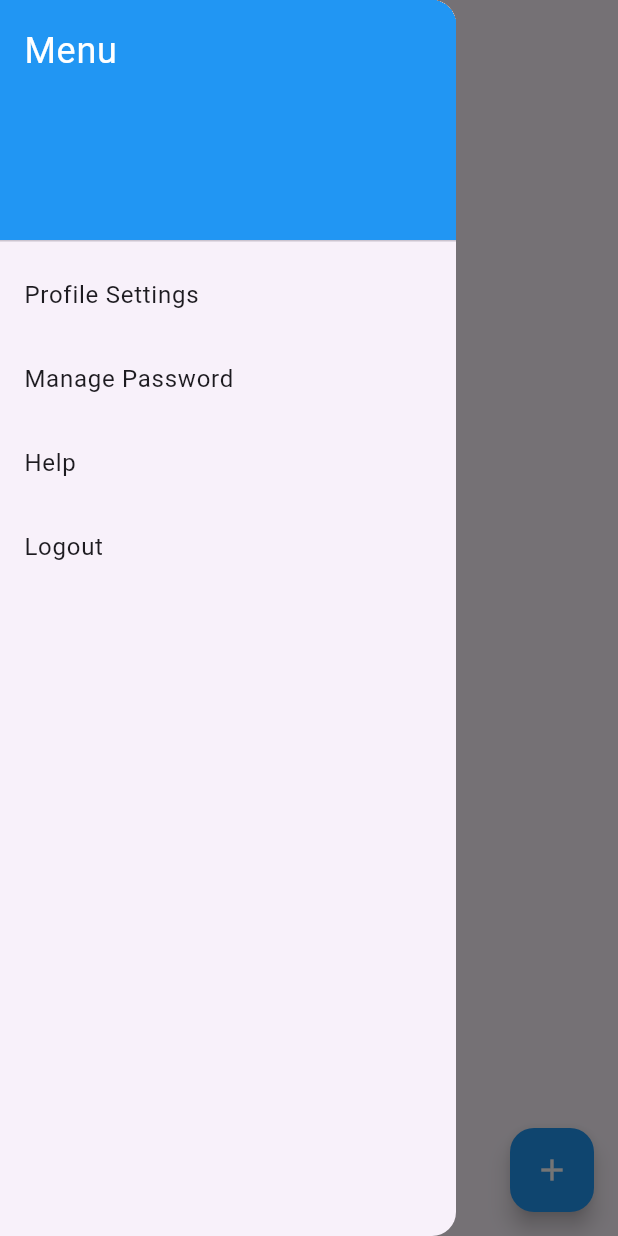
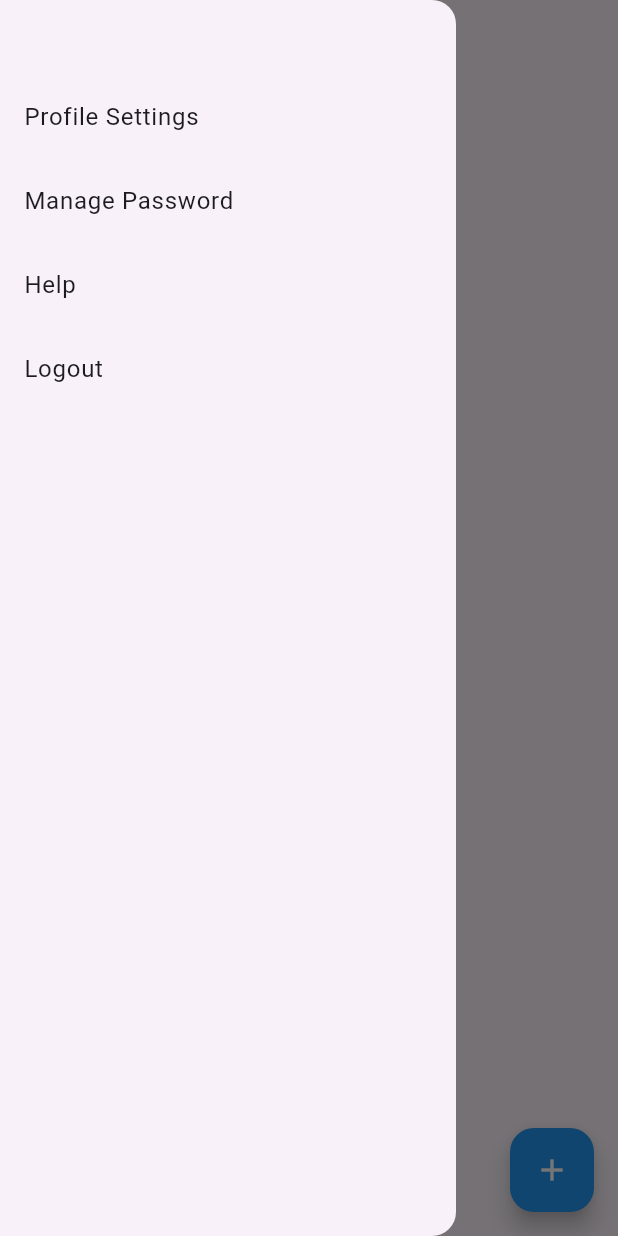
Before and after one commit to singhrishabh93/ios_appointment_app, a Flutter app: the Home screen opened directly, with the side drawer open, on a phone screen of 412 x 824 dp. Run offline on Flutter 3.47's test engine with Material 3 defaults, Android fonts, the phone set to English and light mode, and no system bars; our stand-ins replace cloud_firestore, firebase_auth, firebase_core, get, google_sign_in; missing offline and left inert: the_apple_sign_in; accounts and stored records are empty.

Commit message:
UI Updated

```diff
--- a/lib/home.dart
+++ b/lib/home.dart
@@ -25,17 +25,20 @@ class _HomeState extends State<Home> {
       drawer: Drawer(
         child: ListView(
           children: [
-            const DrawerHeader(
-              decoration: BoxDecoration(
-                color: Colors.blue,
-              ),
-              child: Text(
-                'Menu',
-                style: TextStyle(
-                  color: Colors.white,
-                  fontSize: 24,
-                ),
-              ),
+            // const DrawerHeader(
+            //   decoration: BoxDecoration(
+            //     color: Colors.blue,
+            //   ),
+            //   child: Text(
+            //     'Menu',
+            //     style: TextStyle(
+            //       color: Colors.white,
+            //       fontSize: 24,
+            //     ),
+            //   ),
+            // ),
+            SizedBox(
+              height: 50,
             ),
             ListTile(
               title: Text('Profile Settings'),
--- a/lib/main.dart
+++ b/lib/main.dart
@@ -16,6 +16,7 @@ class MyApp extends StatelessWidget {
   @override
   Widget build(BuildContext context) {
     return GetMaterialApp(
+      debugShowCheckedModeBanner: false,
       title: 'Flutter Appointment',
       theme: ThemeData(
         colorScheme: ColorScheme.fromSeed(seedColor: Colors.deepPurple),
```
